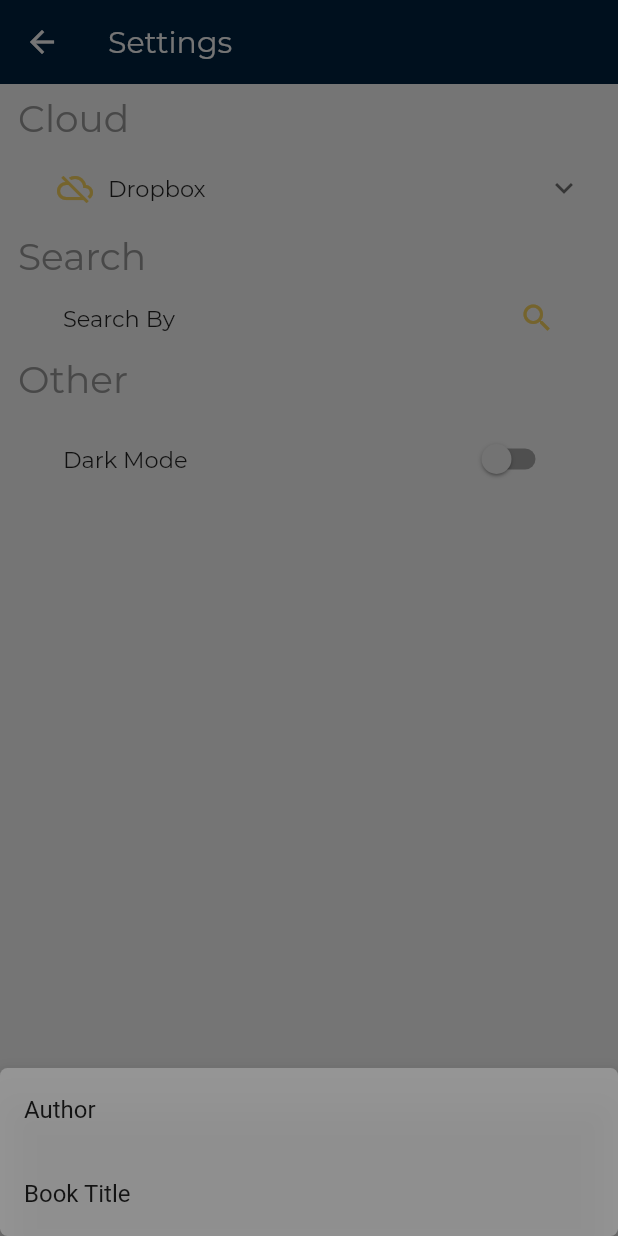
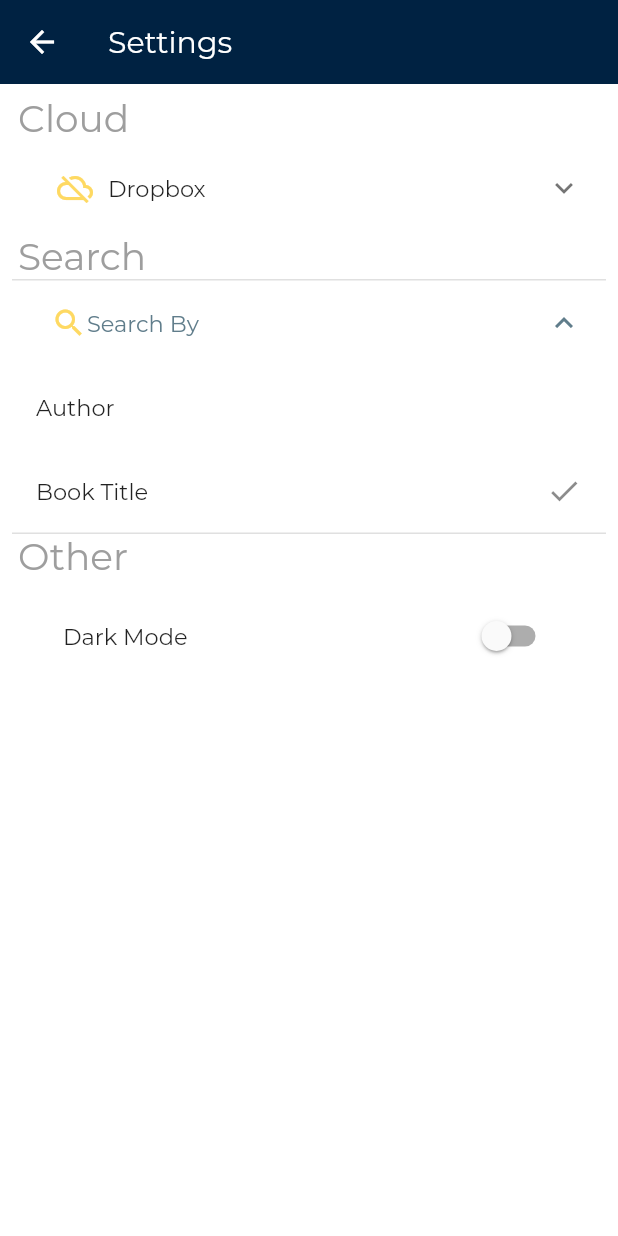
Before and after one commit to Exlaza/CalibreCarte, a Flutter app: the SettingsNew screen opened directly, after a tap on "Search By", on a phone screen of 412 x 824 dp. Run offline on Flutter 3.47's test engine with Material 2 defaults, Android fonts, the phone set to English and light mode, and no system bars; our stand-ins replace carousel_slider, dio, flutter_html, open_file, rxdart, shared_preferences and 3 more; accounts and stored records are empty; project files that could hold a hidden picture were left out.

Commit message:
created search dropdown

```diff
--- a/lib/screens/settings_new.dart
+++ b/lib/screens/settings_new.dart
@@ -1,6 +1,7 @@
 import 'package:calibre_carte/providers/update_provider.dart';
 import 'package:calibre_carte/screens/connect_dropbox_screen.dart';
 import 'package:calibre_carte/widgets/Settings%20Screen%20Widgets/cloud_settings.dart';
+import 'package:calibre_carte/widgets/Settings%20Screen%20Widgets/search_dropdown.dart';
 import 'package:flutter/material.dart';
 import 'package:provider/provider.dart';
 import 'package:shared_preferences/shared_preferences.dart';
@@ -112,68 +113,7 @@ class _SettingsNewState extends State<SettingsNew> {
                   _settingGroup("Cloud"),
                  CloudSettings(),
                   _settingGroup("Search"),
-                  Consumer<Update>(
-                    builder: (ctx, update, child) => Card(
-                      elevation: 0.0,
-//                      shape: RoundedRectangleBorder(
-//                          borderRadius: BorderRadius.circular(30)),
-                      child: InkWell(
-                        onTap: () {
-                          showModalBottomSheet(
-                              elevation: 10,
-                              shape: RoundedRectangleBorder(
-                                  borderRadius: BorderRadius.circular(5.0)),
-                              backgroundColor: Colors.grey.withOpacity(0.8),
-                              context: context,
-                              builder: (_) {
-                                return Container(
-                                  child: Wrap(
-                                    children: <Widget>[
-                                      ListTile(
-                                        title: Text("Author"),
-                                        onTap: () {
-                                          saveStringToSP(
-                                              'searchFilter', 'author');
-                                          update.changeSearchFilter('author');
-                                        },
-                                      ),
-                                      ListTile(
-                                        title: Text("Book Title"),
-                                        onTap: () {
-                                          saveStringToSP(
-                                              'searchFilter', 'title');
-                                          update.changeSearchFilter('title');
-                                        },
-                                      )
-                                    ],
-                                  ),
-                                );
-                              });
-                        },
-                        child: Container(
-                          padding: EdgeInsets.fromLTRB(30, 10, 30, 10),
-                          child: Column(
-                            children: <Widget>[
-                              Row(
-                                mainAxisAlignment:
-                                    MainAxisAlignment.spaceBetween,
-                                children: <Widget>[
-                                  Text('Search By',
-                                      style: TextStyle(
-                                          fontFamily: 'Montserrat',
-                                          fontSize: 15)),
-                                  Icon(
-                                    Icons.search,
-                                    color: Color(0xffFED962),
-                                  ),
-                                ],
-                              ),
-                            ],
-                          ),
-                        ),
-                      ),
-                    ),
-                  ),
+                 SearchDropdown(),
                   _settingGroup("Other"),
                   Card(
                     elevation: 0.0,
--- /dev/null
+++ b/lib/widgets/Settings Screen Widgets/search_dropdown.dart
@@ -0,0 +1,55 @@
+import 'package:calibre_carte/providers/update_provider.dart';
+import 'package:flutter/material.dart';
+import 'package:provider/provider.dart';
+import 'package:shared_preferences/shared_preferences.dart';
+
+class SearchDropdown extends StatelessWidget {
+  @override
+  Widget build(BuildContext context) {
+    void saveStringToSP(String settingName, String val) async {
+      SharedPreferences _prefs = await SharedPreferences.getInstance();
+      _prefs.setString(settingName, val);
+    }
+
+    Update update = Provider.of(context);
+    return ExpansionTile(
+      title: Container(
+        padding: EdgeInsets.fromLTRB(10, 10, 30, 10),
+        child: Column(
+          children: <Widget>[
+            Row(
+              children: <Widget>[
+                Icon(
+                  Icons.search,
+                  color: Color(0xffFED962),
+                ),
+                Text('Search By',
+                    style: TextStyle(fontFamily: 'Montserrat', fontSize: 15)),
+              ],
+            ),
+          ],
+        ),
+      ),
+      children: <Widget>[
+        ListTile(
+          title: Text("Author",
+              style: TextStyle(fontFamily: 'Montserrat', fontSize: 15)),
+          trailing: update.searchFilter == "author" ? Icon(Icons.done) : null,
+          onTap: () {
+            saveStringToSP('searchFilter', 'author');
+            update.changeSearchFilter('author');
+          },
+        ),
+        ListTile(
+          trailing: update.searchFilter == "title" ? Icon(Icons.done) : null,
+          title: Text("Book Title",
+              style: TextStyle(fontFamily: 'Montserrat', fontSize: 15)),
+          onTap: () {
+            saveStringToSP('searchFilter', 'title');
+            update.changeSearchFilter('title');
+          },
+        )
+      ],
+    );
+  }
+}
```
